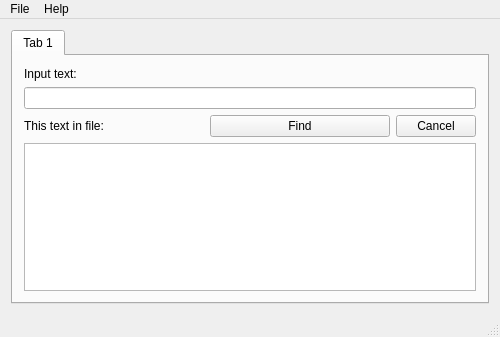
Above: mainwindow.ui from PolinB/SearchSubstringInDirectory before the change. Below: the same form after it.
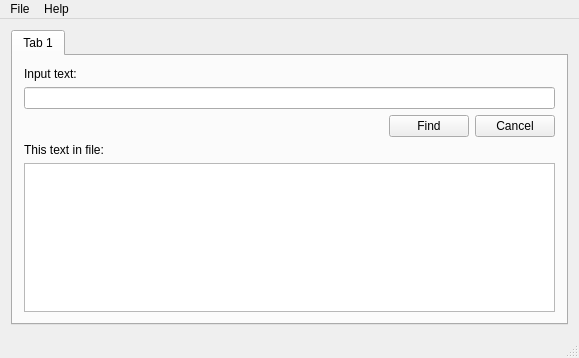
That is the form after the change.

The edit to the form file:
```diff
--- a/mainwindow.ui
+++ b/mainwindow.ui
@@ -6,8 +6,8 @@
    <rect>
     <x>0</x>
     <y>0</y>
-    <width>500</width>
-    <height>337</height>
+    <width>579</width>
+    <height>358</height>
    </rect>
   </property>
   <property name="windowTitle">
@@ -15,7 +15,7 @@
   </property>
   <widget class="QWidget" name="centralWidget">
    <layout class="QGridLayout" name="gridLayout">
-    <item row="0" column="1">
+    <item row="0" column="0">
      <widget class="QTabWidget" name="tabWidget">
       <property name="currentIndex">
        <number>0</number>
@@ -25,16 +25,9 @@
         <string>Tab 1</string>
        </attribute>
        <layout class="QGridLayout" name="gridLayout_2">
-        <item row="7" column="0" colspan="3">
+        <item row="8" column="0" colspan="3">
          <widget class="QListView" name="listView"/>
         </item>
-        <item row="5" column="0">
-         <widget class="QLabel" name="labelOutput">
-          <property name="text">
-           <string>This text in file:</string>
-          </property>
-         </widget>
-        </item>
         <item row="1" column="0" colspan="3">
          <widget class="QLineEdit" name="Input"/>
         </item>
@@ -45,20 +38,7 @@
           </property>
          </widget>
         </item>
-        <item row="5" column="2">
-         <widget class="QDialogButtonBox" name="buttonBox">
-          <property name="orientation">
-           <enum>Qt::Vertical</enum>
-          </property>
-          <property name="standardButtons">
-           <set>QDialogButtonBox::Cancel</set>
-          </property>
-          <property name="centerButtons">
-           <bool>false</bool>
-          </property>
-         </widget>
-        </item>
-        <item row="5" column="1">
+        <item row="6" column="1">
          <widget class="QPushButton" name="pushButton">
           <property name="layoutDirection">
            <enum>Qt::LeftToRight</enum>
@@ -86,6 +66,33 @@
           </property>
          </widget>
         </item>
+        <item row="6" column="2">
+         <widget class="QPushButton" name="pushButton_2">
+          <property name="text">
+           <string>Cancel</string>
+          </property>
+         </widget>
+        </item>
+        <item row="7" column="0" colspan="2">
+         <widget class="QLabel" name="labelOutput">
+          <property name="text">
+           <string>This text in file:</string>
+          </property>
+         </widget>
+        </item>
+        <item row="6" column="0">
+         <spacer name="horizontalSpacer">
+          <property name="orientation">
+           <enum>Qt::Horizontal</enum>
+          </property>
+          <property name="sizeHint" stdset="0">
+           <size>
+            <width>40</width>
+            <height>20</height>
+           </size>
+          </property>
+         </spacer>
+        </item>
        </layout>
       </widget>
      </widget>
@@ -98,7 +105,7 @@
     <rect>
      <x>0</x>
      <y>0</y>
-     <width>500</width>
+     <width>579</width>
      <height>22</height>
     </rect>
    </property>
```
